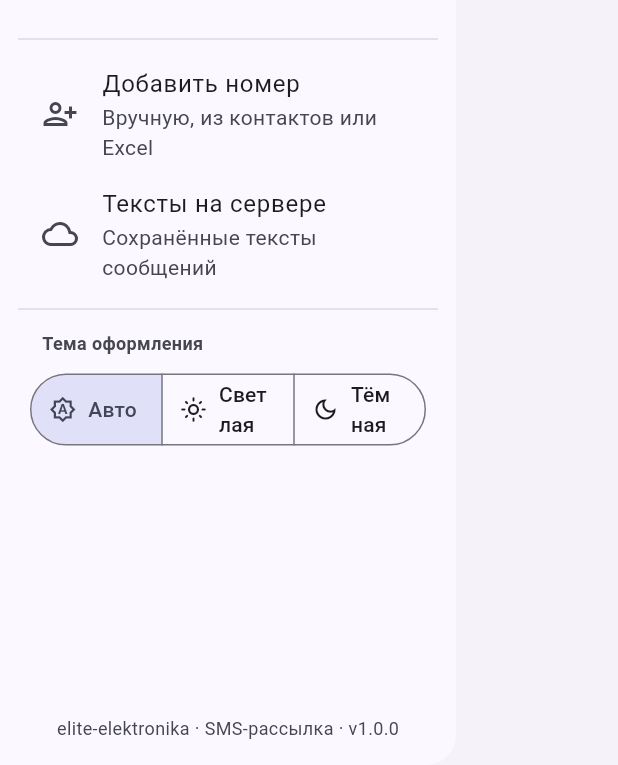
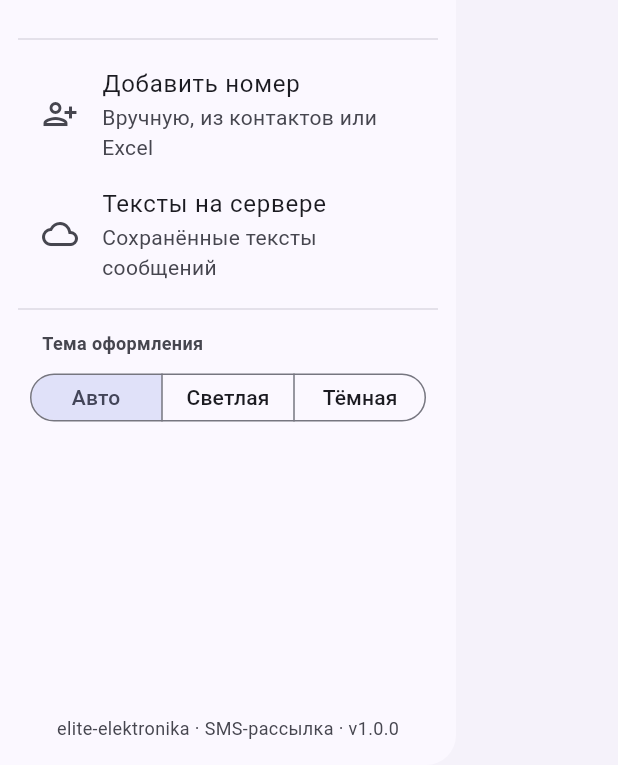
Before and after one commit to Esca6585dev/sms-sender-app, a Flutter app: the AppDrawer widget shown alone on an empty page, opened directly, on a phone screen of 412 x 824 dp, the part 471-1236 px from its top. Run offline on Flutter 3.47's test engine with Material 3 defaults, Android fonts, the phone set to English and light mode, and no system bars; our stand-ins replace dio, file_picker, flutter_contacts, flutter_riverpod, permission_handler, shared_preferences; missing offline and left inert: another_telephony, excel; accounts and stored records are empty; network calls fail.

Commit message:
fix(drawer): keep theme switch labels on one line
Co-Authored-By: Claude Fable 5.1 <noreply@anthropic.com>

```diff
--- a/lib/app/app_drawer.dart
+++ b/lib/app/app_drawer.dart
@@ -74,21 +74,21 @@ class AppDrawer extends ConsumerWidget {
                     padding: const EdgeInsets.symmetric(horizontal: 8),
                     child: SegmentedButton<ThemeMode>(
                       showSelectedIcon: false,
+                      style: const ButtonStyle(
+                        visualDensity: VisualDensity.compact,
+                      ),
                       segments: const [
                         ButtonSegment(
                           value: ThemeMode.system,
-                          icon: Icon(Icons.brightness_auto_outlined),
-                          label: Text('Авто'),
+                          label: Text('Авто', maxLines: 1),
                         ),
                         ButtonSegment(
                           value: ThemeMode.light,
-                          icon: Icon(Icons.light_mode_outlined),
-                          label: Text('Светлая'),
+                          label: Text('Светлая', maxLines: 1),
                         ),
                         ButtonSegment(
                           value: ThemeMode.dark,
-                          icon: Icon(Icons.dark_mode_outlined),
-                          label: Text('Тёмная'),
+                          label: Text('Тёмная', maxLines: 1),
                         ),
                       ],
                       selected: {mode},
```
